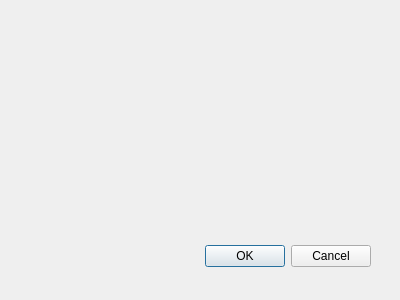
bstroebl/DataDrivenInputMask, file ui_datadriveninputmask.ui: the form before one commit.
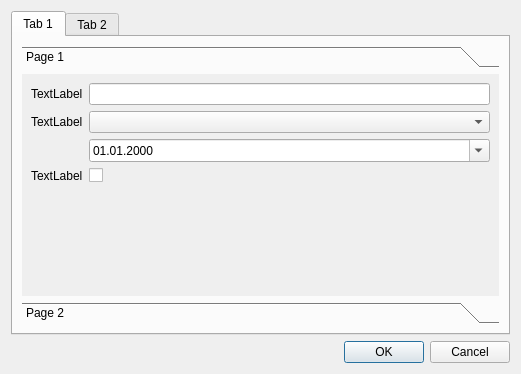
The form after the commit. The open tabs and pages were chosen to show the change.

Patch:
```diff
--- a/ui_datadriveninputmask.ui
+++ b/ui_datadriveninputmask.ui
@@ -1,33 +1,193 @@
 <ui version="4.0" >
  <class>DataDrivenInputMask</class>
- <widget class="QDialog" name="DataDrivenInputMask" >
-  <property name="geometry" >
+ <widget class="QDialog" name="DataDrivenInputMask">
+  <property name="windowModality">
+   <enum>Qt::ApplicationModal</enum>
+  </property>
+  <property name="geometry">
    <rect>
     <x>0</x>
     <y>0</y>
-    <width>400</width>
-    <height>300</height>
+    <width>521</width>
+    <height>374</height>
    </rect>
   </property>
   <property name="windowTitle" >
    <string>DataDrivenInputMask</string>
   </property>
-  <widget class="QDialogButtonBox" name="buttonBox" >
-   <property name="geometry" >
-    <rect>
-     <x>30</x>
-     <y>240</y>
-     <width>341</width>
-     <height>32</height>
-    </rect>
-   </property>
-   <property name="orientation" >
-    <enum>Qt::Horizontal</enum>
-   </property>
-   <property name="standardButtons" >
-    <set>QDialogButtonBox::Cancel|QDialogButtonBox::Ok</set>
-   </property>
-  </widget>
+  <layout class="QVBoxLayout" name="verticalLayout">
+   <item>
+    <widget class="QTabWidget" name="mainTab">
+     <property name="currentIndex">
+      <number>1</number>
+     </property>
+     <widget class="QWidget" name="tab">
+      <attribute name="title">
+       <string>Tab 1</string>
+      </attribute>
+      <layout class="QGridLayout" name="gridLayout">
+       <item row="0" column="0">
+        <widget class="QToolBox" name="toolBox">
+         <property name="currentIndex">
+          <number>1</number>
+         </property>
+         <widget class="QWidget" name="ToolBoxPage1">
+          <property name="geometry">
+           <rect>
+            <x>0</x>
+            <y>0</y>
+            <width>178</width>
+            <height>133</height>
+           </rect>
+          </property>
+          <attribute name="label">
+           <string>Page 1</string>
+          </attribute>
+          <layout class="QFormLayout" name="formLayout">
+           <item row="0" column="0">
+            <widget class="QLabel" name="txlLabel">
+             <property name="text">
+              <string>TextLabel</string>
+             </property>
+            </widget>
+           </item>
+           <item row="0" column="1">
+            <widget class="QLineEdit" name="lineEdit">
+             <property name="toolTip">
+              <string>myToolTip</string>
+             </property>
+            </widget>
+           </item>
+           <item row="1" column="0">
+            <widget class="QLabel" name="cbxLabel">
+             <property name="text">
+              <string>TextLabel</string>
+             </property>
+            </widget>
+           </item>
+           <item row="1" column="1">
+            <widget class="QComboBox" name="comboBox"/>
+           </item>
+           <item row="2" column="1">
+            <widget class="QDateEdit" name="dateEdit">
+             <property name="displayFormat">
+              <string>dd.MM.yyyy</string>
+             </property>
+             <property name="calendarPopup">
+              <bool>true</bool>
+             </property>
+            </widget>
+           </item>
+           <item row="3" column="1">
+            <widget class="QCheckBox" name="checkBox">
+             <property name="text">
+              <string/>
+             </property>
+             <property name="tristate">
+              <bool>true</bool>
+             </property>
+            </widget>
+           </item>
+           <item row="3" column="0">
+            <widget class="QLabel" name="label">
+             <property name="text">
+              <string>TextLabel</string>
+             </property>
+            </widget>
+           </item>
+          </layout>
+         </widget>
+         <widget class="QWidget" name="ToolBoxPage2">
+          <property name="geometry">
+           <rect>
+            <x>0</x>
+            <y>0</y>
+            <width>481</width>
+            <height>213</height>
+           </rect>
+          </property>
+          <attribute name="label">
+           <string>Page 2</string>
+          </attribute>
+          <layout class="QGridLayout" name="gridLayout_2">
+           <item row="0" column="0">
+            <widget class="QListWidget" name="listWidget"/>
+           </item>
+          </layout>
+         </widget>
+        </widget>
+       </item>
+      </layout>
+     </widget>
+     <widget class="QWidget" name="tab_2">
+      <attribute name="title">
+       <string>Tab 2</string>
+      </attribute>
+      <layout class="QGridLayout" name="gridLayout_3">
+       <item row="0" column="0">
+        <widget class="QScrollArea" name="scrollArea">
+         <property name="widgetResizable">
+          <bool>true</bool>
+         </property>
+         <widget class="QWidget" name="scrollAreaWidgetContents">
+          <property name="geometry">
+           <rect>
+            <x>0</x>
+            <y>0</y>
+            <width>479</width>
+            <height>271</height>
+           </rect>
+          </property>
+          <layout class="QFormLayout" name="formLayout_2">
+           <item row="0" column="0">
+            <widget class="QLabel" name="label_2">
+             <property name="text">
+              <string>TextLabel</string>
+             </property>
+            </widget>
+           </item>
+           <item row="0" column="1">
+            <widget class="QLineEdit" name="lineEdit_2"/>
+           </item>
+           <item row="1" column="0">
+            <widget class="QLabel" name="label_3">
+             <property name="text">
+              <string>TextLabel</string>
+             </property>
+            </widget>
+           </item>
+           <item row="1" column="1">
+            <widget class="QComboBox" name="comboBox_2"/>
+           </item>
+           <item row="2" column="0">
+            <widget class="QLabel" name="label_4">
+             <property name="text">
+              <string>TextLabel</string>
+             </property>
+            </widget>
+           </item>
+           <item row="3" column="0" colspan="2">
+            <widget class="QTextEdit" name="textEdit"/>
+           </item>
+          </layout>
+         </widget>
+        </widget>
+       </item>
+      </layout>
+     </widget>
+    </widget>
+   </item>
+   <item>
+    <widget class="QDialogButtonBox" name="buttonBox">
+     <property name="orientation">
+      <enum>Qt::Horizontal</enum>
+     </property>
+     <property name="standardButtons">
+      <set>QDialogButtonBox::Cancel|QDialogButtonBox::Ok</set>
+     </property>
+    </widget>
+   </item>
+  </layout>
  </widget>
  <resources/>
  <connections>
```
Left out of the diff: 13 changed lines with no effect on the pictures.
